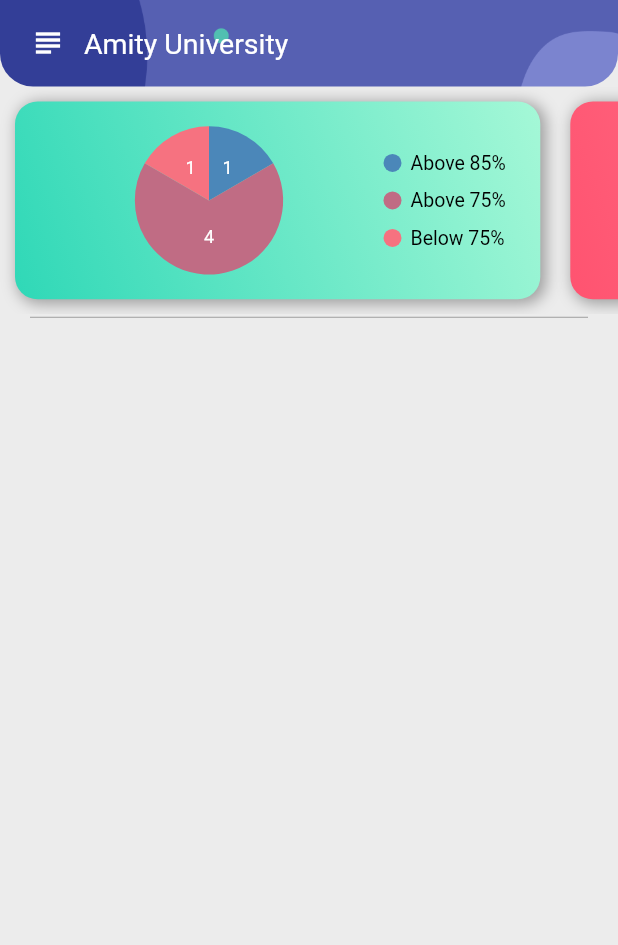
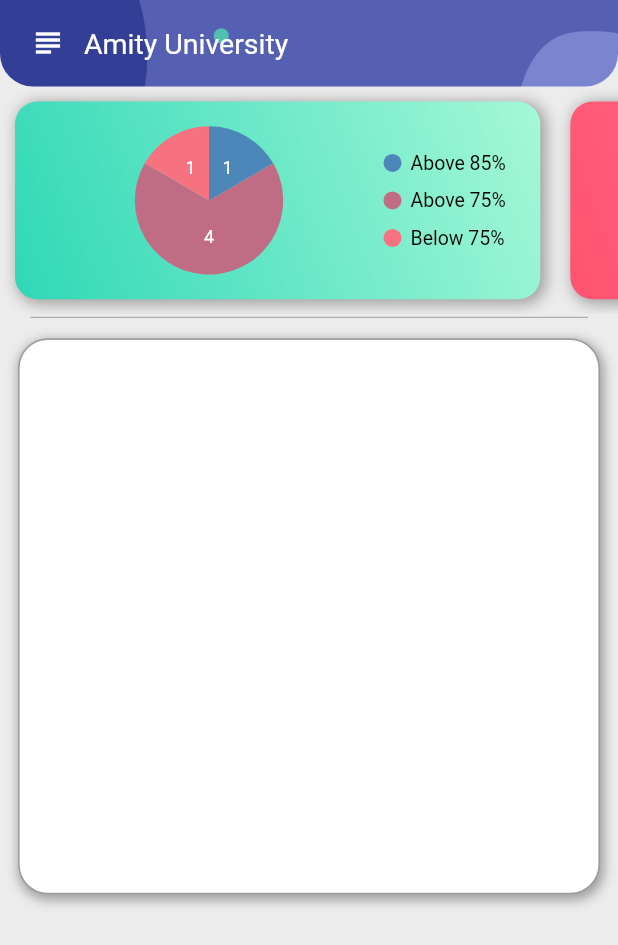
Before and after one commit to XxThunderBlastxX/amizone_app, a Flutter app: the screen it shows after launch, on a phone screen of 412 x 824 dp. Shown: the top 945 px of the screen. Run offline on Flutter 3.47's test engine with Material 2 defaults, Android fonts, the phone set to English and light mode, and no system bars; drawn by our look-alikes of flutter_zoom_drawer; our stand-ins replace syncfusion_flutter_charts.

Commit message:
made some small changes

```diff
--- a/lib/screens/calender/calender_screen.dart
+++ b/lib/screens/calender/calender_screen.dart
@@ -1,3 +1,4 @@
+import 'package:amizone_app/widgets/appbar.dart';
 import 'package:flutter/material.dart';
 
 class CalenderScreen extends StatelessWidget {
@@ -7,8 +8,10 @@ class CalenderScreen extends StatelessWidget {
 
   @override
   Widget build(BuildContext context) {
-    return const Scaffold(
-      body: Text('Calender'),
+    return Scaffold(
+      body: Column(
+        children: [TopAppBar()],
+      ),
     );
   }
 }
--- a/lib/screens/home/home_screen.dart
+++ b/lib/screens/home/home_screen.dart
@@ -1,7 +1,8 @@
+import 'package:amizone_app/screens/home/widgets/my_classes.dart';
 import 'package:flutter/material.dart';
 
 import '../../constants/constants.dart';
-import 'widgets/appbar.dart';
+import '../../widgets/appbar.dart';
 import 'widgets/tabCarousel.dart';
 
 class HomeScreen extends StatelessWidget {
@@ -21,7 +22,7 @@ class HomeScreen extends StatelessWidget {
         mainAxisAlignment: MainAxisAlignment.start,
         crossAxisAlignment: CrossAxisAlignment.center,
         children: const [
-          HomeAppBar(),
+          TopAppBar(),
           TabCarousel(),
           Divider(
             color: kGrey,
@@ -29,6 +30,7 @@ class HomeScreen extends StatelessWidget {
             indent: 20,
             endIndent: 20,
           ),
+          MyClasses(),
         ],
       ),
     );
--- /dev/null
+++ b/lib/screens/home/widgets/my_classes.dart
@@ -0,0 +1,34 @@
+import 'package:flutter/material.dart';
+
+import '../../../constants/constants.dart';
+
+class MyClasses extends StatelessWidget {
+  const MyClasses({Key? key}) : super(key: key);
+
+  @override
+  Widget build(BuildContext context) {
+    Size size = MediaQuery.of(context).size;
+    return Container(
+      width: size.width,
+      height: size.height * 0.45,
+      // padding: EdgeInsets.all(14),
+      margin: const EdgeInsets.all(12),
+      decoration: BoxDecoration(
+        color: Colors.white,
+        boxShadow: const [
+          BoxShadow(
+            color: kGrey,
+            spreadRadius: 1,
+            offset: Offset(1.3, 2.5),
+            blurRadius: 6,
+          ),
+        ],
+        border: Border.all(
+          width: 1.1,
+          color: kGrey,
+        ),
+        borderRadius: BorderRadius.circular(20),
+      ),
+    );
+  }
+}
--- a/lib/screens/home/widgets/appbar.dart
+++ b/lib/widgets/appbar.dart
@@ -1,9 +1,9 @@
 import 'package:flutter/material.dart';
 
-import '../../../controller/drawer_controller.dart';
+import '../controller/drawer_controller.dart';
 
-class HomeAppBar extends StatelessWidget {
-  const HomeAppBar({
+class TopAppBar extends StatelessWidget {
+  const TopAppBar({
     Key? key,
   }) : super(key: key);
 
--- a/lib/widgets/microsoft_credentials.dart
+++ b/lib/widgets/microsoft_credentials.dart
@@ -24,7 +24,7 @@ class Credentials extends StatelessWidget {
             ),
           ),
           const Text(
-            'Email-id: koustav.mondal@s.amity.edu',
+            'Email-id: name.surname@s.amity.edu',
             softWrap: true,
           ),
           const Text('Password: 638@dq*t'),
--- a/lib/widgets/webinar_details.dart
+++ b/lib/widgets/webinar_details.dart
@@ -1,5 +1,6 @@
-import 'package:amizone_app/constants/constants.dart';
 import 'package:flutter/material.dart';
+
+import '../constants/constants.dart';
 
 class WebinarDetails extends StatelessWidget {
   const WebinarDetails({Key? key}) : super(key: key);
```
